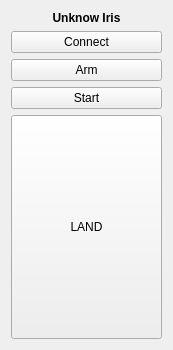
Qt form gui/src/gui/MyPlugin.ui (roussePaul/kampala) before a commit.
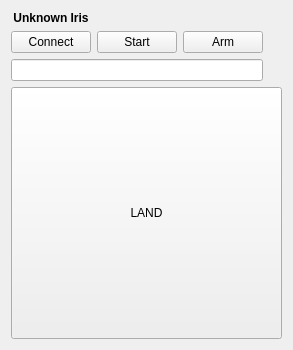
The same form after that commit.

What changed in the file:
```diff
--- a/gui/src/gui/MyPlugin.ui
+++ b/gui/src/gui/MyPlugin.ui
@@ -6,7 +6,7 @@
    <rect>
     <x>0</x>
     <y>0</y>
-    <width>173</width>
+    <width>293</width>
     <height>350</height>
    </rect>
   </property>
@@ -23,26 +23,12 @@
       </sizepolicy>
      </property>
      <property name="text">
-      <string>&lt;html&gt;&lt;head/&gt;&lt;body&gt;&lt;p align=&quot;center&quot;&gt;&lt;span style=&quot; font-weight:600;&quot;&gt;Unknow Iris&lt;/span&gt;&lt;/p&gt;&lt;/body&gt;&lt;/html&gt;</string>
+      <string>&lt;html&gt;&lt;head/&gt;&lt;body&gt;&lt;p align=&quot;center&quot;&gt;&lt;span style=&quot; font-weight:600;&quot;&gt;Unknown Iris&lt;/span&gt;&lt;/p&gt;&lt;/body&gt;&lt;/html&gt;</string>
      </property>
     </widget>
    </item>
-   <item row="2" column="0">
-    <widget class="QPushButton" name="pushButton">
-     <property name="text">
-      <string>Arm</string>
-     </property>
-    </widget>
-   </item>
-   <item row="3" column="0">
-    <widget class="QPushButton" name="pushButton_2">
-     <property name="text">
-      <string>Start</string>
-     </property>
-    </widget>
-   </item>
-   <item row="4" column="0">
-    <widget class="QPushButton" name="pushButton_3">
+   <item row="6" column="0" colspan="4">
+    <widget class="QPushButton" name="LANDButton">
      <property name="sizePolicy">
       <sizepolicy hsizetype="Minimum" vsizetype="Preferred">
        <horstretch>0</horstretch>
@@ -61,6 +47,23 @@
      </property>
     </widget>
    </item>
+   <item row="1" column="2">
+    <widget class="QPushButton" name="ArmButton">
+     <property name="text">
+      <string>Arm</string>
+     </property>
+    </widget>
+   </item>
+   <item row="1" column="1">
+    <widget class="QPushButton" name="StartButton">
+     <property name="text">
+      <string>Start</string>
+     </property>
+    </widget>
+   </item>
+   <item row="5" column="0" colspan="3">
+    <widget class="QLineEdit" name="StartInputField"/>
+   </item>
   </layout>
  </widget>
  <resources/>
```
Left out of the diff: 2 changed lines with no effect on the pictures.
